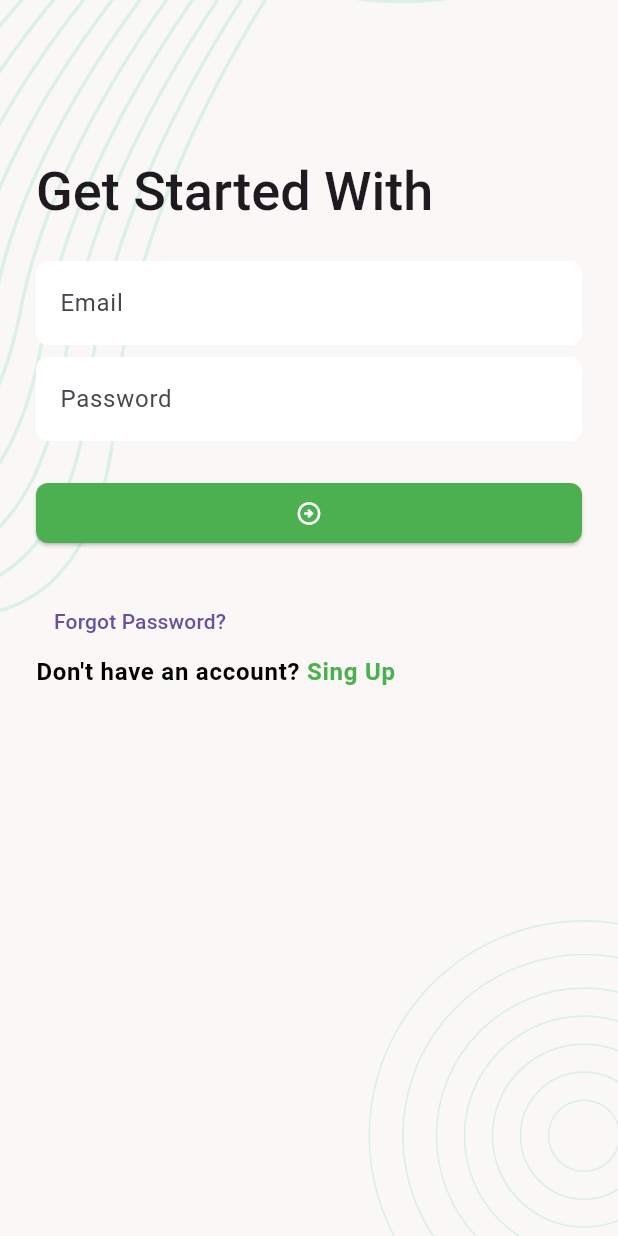
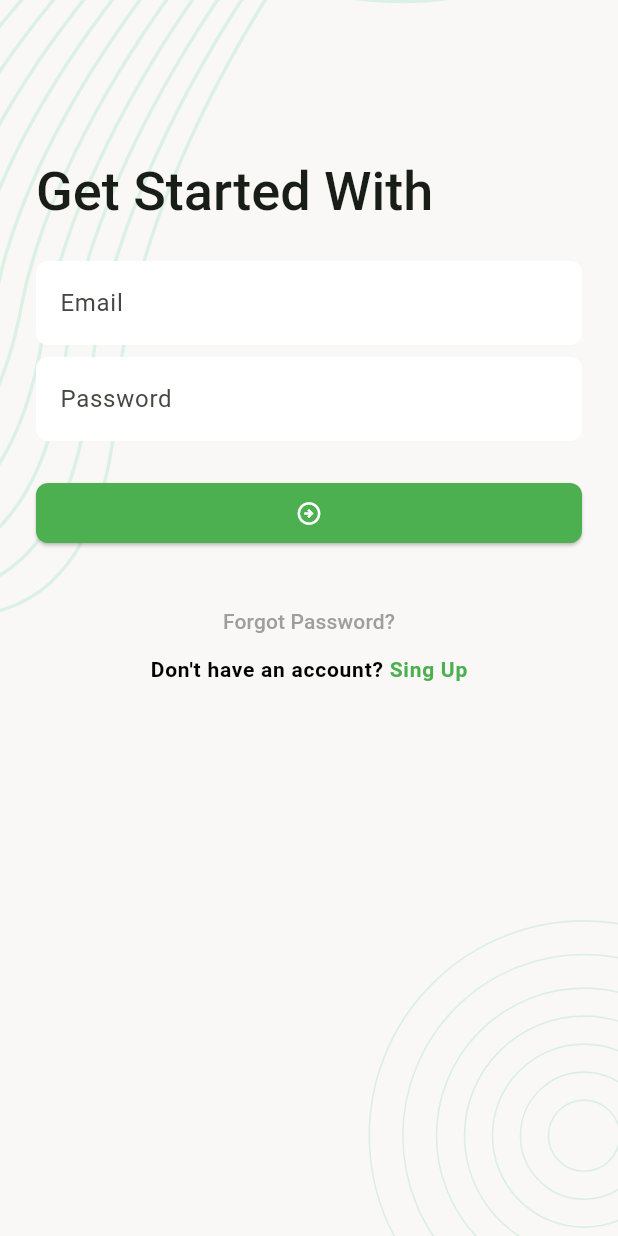
Before and after one commit to arafatrahman862/Task-Manager, a Flutter app: the screen it shows after launch, on a phone screen of 412 x 824 dp. Run offline on Flutter 3.47's test engine with Material 3 defaults, Android fonts, the phone set to English and light mode, and no system bars; our stand-ins replace flutter_svg.

Commit message:
text centered and color fixed

```diff
--- a/lib/app.dart
+++ b/lib/app.dart
@@ -14,6 +14,7 @@ class _TaskManagerAppState extends State<TaskManagerApp> {
   Widget build(BuildContext context) {
     return MaterialApp(
       theme: ThemeData(
+        colorSchemeSeed: AppColors.themeColor,
           textTheme: const TextTheme(),
           inputDecorationTheme: _inputDecorationTheme(),
         elevatedButtonTheme: _elevatedButtonThemeData(),
--- a/lib/ui/screens/sign_in_screen.dart
+++ b/lib/ui/screens/sign_in_screen.dart
@@ -34,7 +34,7 @@ class _SignInScreenState extends State<SignInScreen> {
                   height: 24,
                 ),
                 TextFormField(
-                  decoration:  const InputDecoration(
+                  decoration: const InputDecoration(
                     hintText: 'Email',
                   ),
                 ),
@@ -54,26 +54,36 @@ class _SignInScreenState extends State<SignInScreen> {
                     child: const Icon(Icons.arrow_circle_right_outlined)),
                 const SizedBox(
                   height: 24,
-
                 ),
-                TextButton(onPressed: (){}, child: const Text('Forgot Password?'),),
-                RichText(text: const TextSpan(
+                Center(
+                  child: Column(
+                    crossAxisAlignment: CrossAxisAlignment.center,
+                    children: [
+                      TextButton(
+                        onPressed: () {},
+                        child: const Text(
+                          'Forgot Password?',
+                          style: TextStyle(color: Colors.grey),
+                        ),
+                      ),
+                      RichText(
+                        text: const TextSpan(
                             style: TextStyle(
                               color: Colors.black,
                               fontWeight: FontWeight.w600,
-                    fontSize: 16,
+                              fontSize: 14,
                               letterSpacing: 0.5,
                             ),
                             text: "Don't have an account? ",
                             children: [
                               TextSpan(
                                   text: 'Sing Up',
-                      style: TextStyle(
-                        color: AppColors.themeColor
+                                  style: TextStyle(color: AppColors.themeColor))
+                            ]),
                       )
-                    )
-                  ]
-                ))
+                    ],
+                  ),
+                ),
               ],
             ),
           ),
```
Lines whose indentation alone changed are shown as unchanged.
